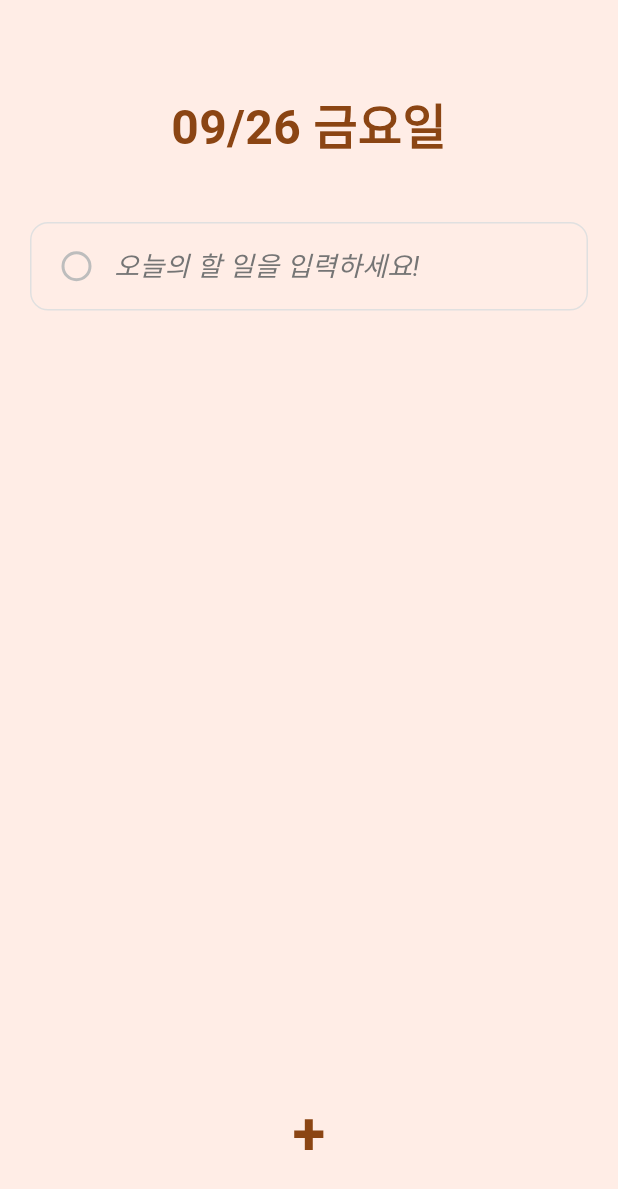
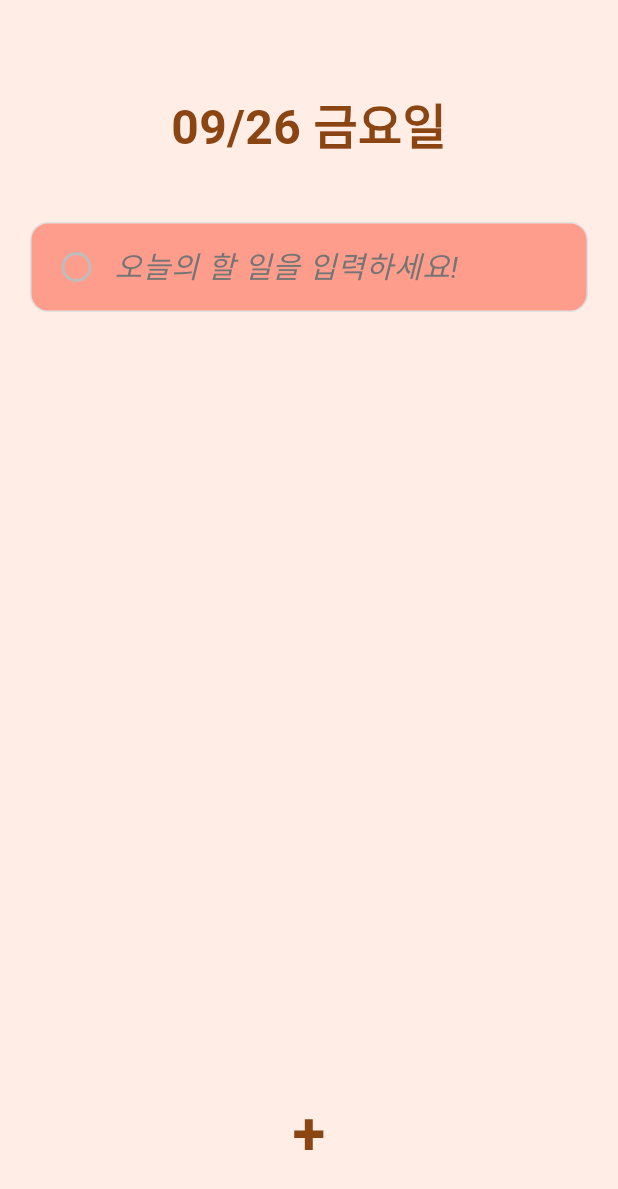
Before and after one commit to xxj15/Capstone-design-Todoapp, a Flutter app: the TodoPage screen opened directly, on a phone screen of 412 x 824 dp. Shown: the top 1189 px of the screen. Run offline on Flutter 3.47's test engine with Material 3 defaults, Android fonts, the phone set to English and light mode, and no system bars; Roboto replaces fonts that are missing (OngleipRyuryu).

Commit message:
todo page - 할 일 입력 활성화

```diff
--- a/flutter_todo/lib/todo_page.dart
+++ b/flutter_todo/lib/todo_page.dart
@@ -11,6 +11,15 @@ class TodoPage extends StatefulWidget {
 
 // _TodoPageState : 실제 UI를 구성하는 메서드를 포함. 실제 동작과 상태를 관리함.
 class _TodoPageState extends State<TodoPage> {
+  final TextEditingController _textController = TextEditingController();
+  final List<String> _todos = [];
+
+  @override
+  void dispose() {
+    _textController.dispose();
+    super.dispose();
+  }
+
   @override
   Widget build(BuildContext context) {
     // 오늘 날짜
@@ -44,6 +53,14 @@ class _TodoPageState extends State<TodoPage> {
               padding: EdgeInsets.symmetric(horizontal: 20),
               child: Column(
                 children: [
+                  // 할 일 목록
+                  ..._todos.map((todo) => Column(
+                    children: [
+                      _buildTodoItem(todo, false),
+                      SizedBox(height: 15),
+                    ],
+                  )).toList(),
+
                   // 할 일 입력 필드
                   _buildTodoInputField(),
                 ],
@@ -55,8 +72,7 @@ class _TodoPageState extends State<TodoPage> {
           Center(
             child: GestureDetector(
               onTap: () {
-                // 할 일 추가 기능
-                print('할 일 추가 버튼 클릭');
+                _addTodo();
               },
               child: Text(
                 '+',
@@ -79,10 +95,11 @@ class _TodoPageState extends State<TodoPage> {
   // 할 일 아이템 위젯 생성
   Widget _buildTodoItem(String text, bool isCompleted) {
     return Container(
-      width: double.infinity,
-      padding: EdgeInsets.symmetric(horizontal: 20, vertical: 15),
+      width: 400,
+      height: 60,
+      padding: EdgeInsets.symmetric(horizontal: 20),
       decoration: BoxDecoration(
-        color: Color(0xFFFFEDE6),
+        color: Color(0xFFFF9D8C),
         borderRadius: BorderRadius.circular(12),
         border: Border.all(
           color: Color(0xFFE0E0E0),
@@ -118,7 +135,7 @@ class _TodoPageState extends State<TodoPage> {
             child: Text(
               text,
               style: TextStyle(
-                fontSize: 18,
+                fontSize: 20,
                 color: isCompleted ? Colors.grey[600] : Colors.black,
                 fontFamily: 'OngleipRyuryu',
                 decoration: isCompleted ? TextDecoration.lineThrough : null,
@@ -134,9 +151,10 @@ class _TodoPageState extends State<TodoPage> {
   Widget _buildTodoInputField() {
     return Container(
       width: 400,
-      padding: EdgeInsets.symmetric(horizontal: 20, vertical: 15), // CSS의 padding 역할
+      height: 60,
+      padding: EdgeInsets.symmetric(horizontal: 20), // CSS의 padding 역할
       decoration: BoxDecoration(
-        color: Color(0xFFFFEDE6),
+        color: Color(0xFFFF9D8C),
         borderRadius: BorderRadius.circular(12),
         border: Border.all(
           color: Color(0xFFE0E0E0),
@@ -160,20 +178,44 @@ class _TodoPageState extends State<TodoPage> {
           ),
           SizedBox(width: 15),
 
-          // 입력 필드 텍스트
+          // 실제 입력 필드
           Expanded(
-            child: Text(
-              '오늘의 할 일을 입력하세요!',
+            child: TextField(
+              controller: _textController,
+              decoration: InputDecoration(
+                hintText: '오늘의 할 일을 입력하세요!', // placeholder
+                hintStyle: TextStyle(
+                  fontSize: 20,
+                  color: Colors.grey[600],
+                  fontFamily: 'OngleipRyuryu',
+                  fontStyle: FontStyle.italic,
+                ),
+                border: InputBorder.none,
+                contentPadding: EdgeInsets.zero,
+              ),
               style: TextStyle(
-                fontSize: 18,
-                color: Colors.grey[600],
+                fontSize: 20,
+                color: Colors.black,
                 fontFamily: 'OngleipRyuryu',
-                fontStyle: FontStyle.italic,
               ),
+              onSubmitted: (value) { // 엔터키 입력시 실행
+                _addTodo();
+              },
             ),
           ),
         ],
       ),
     );
   }
+
+  // 할 일 추가 메서드
+  void _addTodo() {
+    final text = _textController.text.trim();
+    if (text.isNotEmpty) {
+      setState(() {
+        _todos.add(text);
+        _textController.clear();
+      });
+    }
+  }
 }
```
